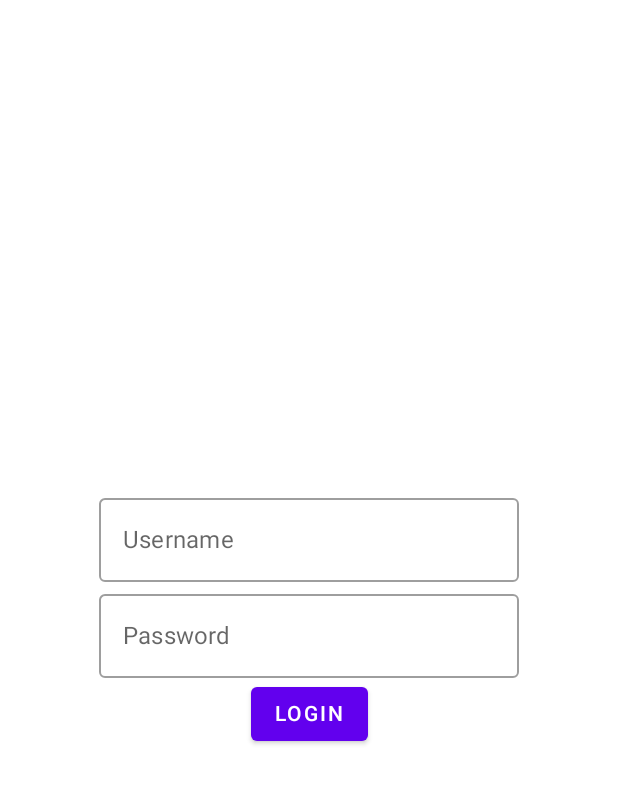
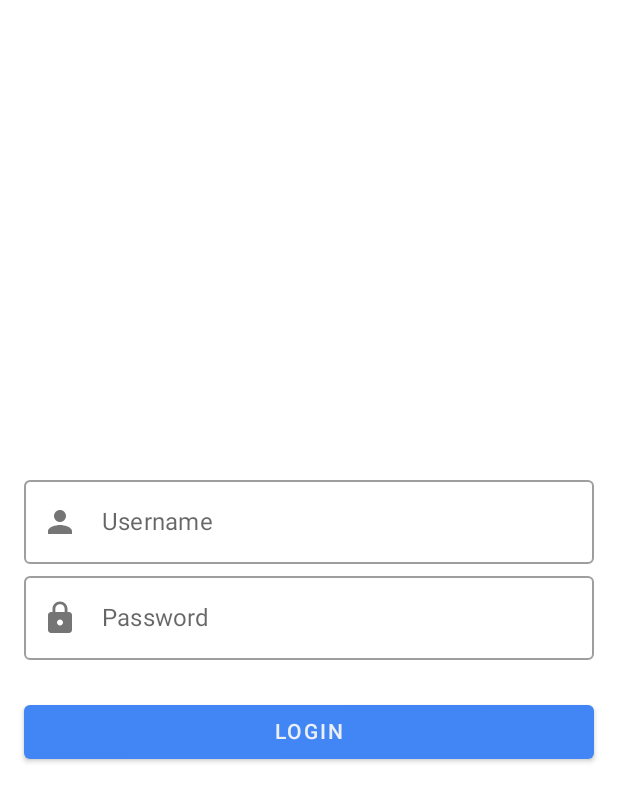
Before and after one commit to DAT4/fasan-open, an Android app built with Jetpack Compose: the composable LoginScreen shown on its own in the app's theme, on a phone screen of 412 x 824 dp. Shown: the top 802 px of the screen. Run offline under Robolectric (Android 15) with nearby library versions, the phone set to English and light mode, and no system bars; network calls fail; 1 statement that could not run was skipped.

Commit message:
nice design

```diff
--- a/app/src/main/java/com/example/fasanapp/ui/LoginScreen.kt
+++ b/app/src/main/java/com/example/fasanapp/ui/LoginScreen.kt
@@ -1,17 +1,23 @@
 package com.example.fasanapp.ui
 
-import androidx.compose.foundation.layout.Arrangement
-import androidx.compose.foundation.layout.Column
-import androidx.compose.foundation.layout.fillMaxSize
+import androidx.compose.foundation.layout.*
 import androidx.compose.foundation.text.KeyboardOptions
-import androidx.compose.material.Button
-import androidx.compose.material.OutlinedTextField
-import androidx.compose.material.Text
+import androidx.compose.material.*
+import androidx.compose.material.MaterialTheme.typography
+import androidx.compose.material.icons.Icons
+import androidx.compose.material.icons.filled.Edit
+import androidx.compose.material.icons.filled.Email
+import androidx.compose.material.icons.filled.Lock
+import androidx.compose.material.icons.filled.Person
 import androidx.compose.runtime.*
 import androidx.compose.ui.Alignment
 import androidx.compose.ui.Modifier
+import androidx.compose.ui.graphics.Color
 import androidx.compose.ui.text.input.KeyboardType
 import androidx.compose.ui.text.input.PasswordVisualTransformation
+import androidx.compose.ui.text.input.TextFieldValue
+import androidx.compose.ui.tooling.preview.Preview
+import androidx.compose.ui.unit.dp
 import com.example.fasanapp.models.User
 import com.example.fasanapp.mvvm.UserViewModel
 
@@ -25,20 +31,54 @@ fun LoginScreen(vm: UserViewModel) {
         verticalArrangement = Arrangement.Center,
         horizontalAlignment = Alignment.CenterHorizontally
     ) {
+        val modifier = Modifier
+            .fillMaxWidth()
+            .padding(horizontal = 16.dp)
         OutlinedTextField(
             value = username,
             onValueChange = { username = it },
-            label = { Text(text = "Username") })
+            label = { Text(text = "Username") },
+            modifier = modifier,
+            leadingIcon = {
+                Icon(
+                    Icons.Filled.Person,
+                    contentDescription = ""
+                )
+            }
+        )
+
         OutlinedTextField(
             value = password,
             onValueChange = { password = it },
             label = { Text(text = "Password") },
             visualTransformation = PasswordVisualTransformation(),
-            keyboardOptions = KeyboardOptions(keyboardType = KeyboardType.Password)
+            keyboardOptions = KeyboardOptions(keyboardType = KeyboardType.Password),
+            modifier = modifier,
+            leadingIcon = {
+                Icon(
+                    Icons.Filled.Lock,
+                    contentDescription = ""
+                )
+            }
 
         )
-        Button(onClick = { vm.login(User(username, password)) }) {
+        Spacer(modifier = Modifier.padding(vertical = 12.dp))
+        Button(
+            onClick = { vm.login(User(username, password)) },
+            modifier = modifier,
+            colors = ButtonDefaults.buttonColors(
+                contentColor = Color(234, 240, 246),
+                backgroundColor = Color(66, 133, 244)
+
+            ),
+        ) {
             Text(text = "LOGIN")
         }
     }
 }
+
+@Preview(showBackground = true)
+@Composable
+fun LoginPreview() {
+    LoginScreen(UserViewModel())
+}
```
Also changed, not shown: app/src/main/java/com/example/fasanapp/MainActivity.kt (+4 -12 lines), app/src/main/java/com/example/fasanapp/util/PreferenceKeys.kt (added, +7 -0 lines), app/src/main/java/com/example/fasanapp/util/SharedPreference.kt (deleted, +0 -25 lines).
